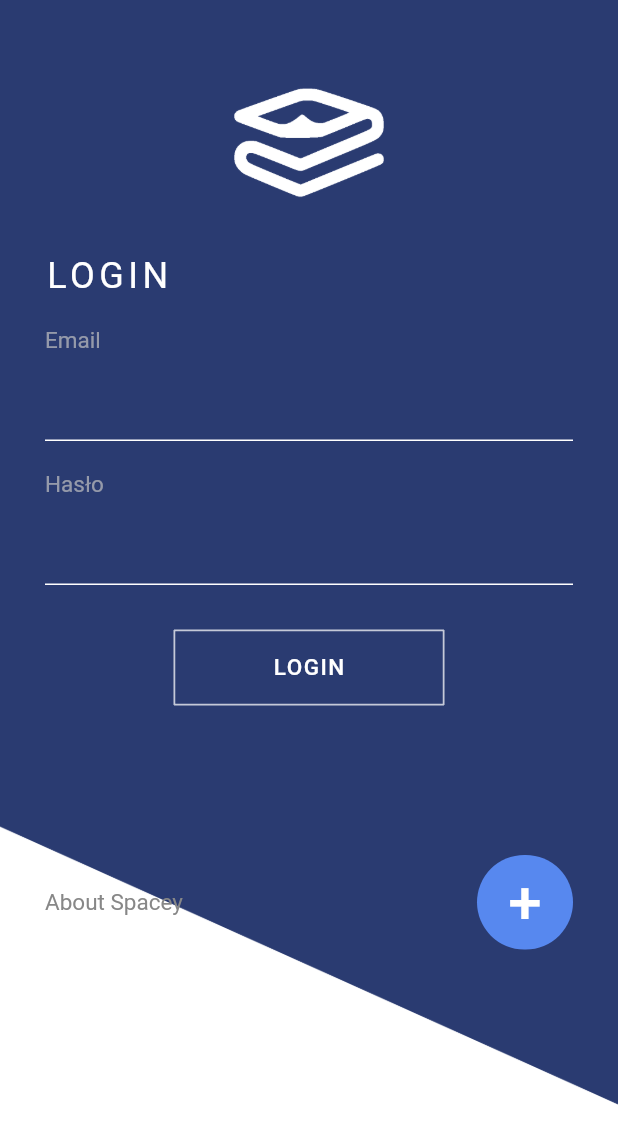
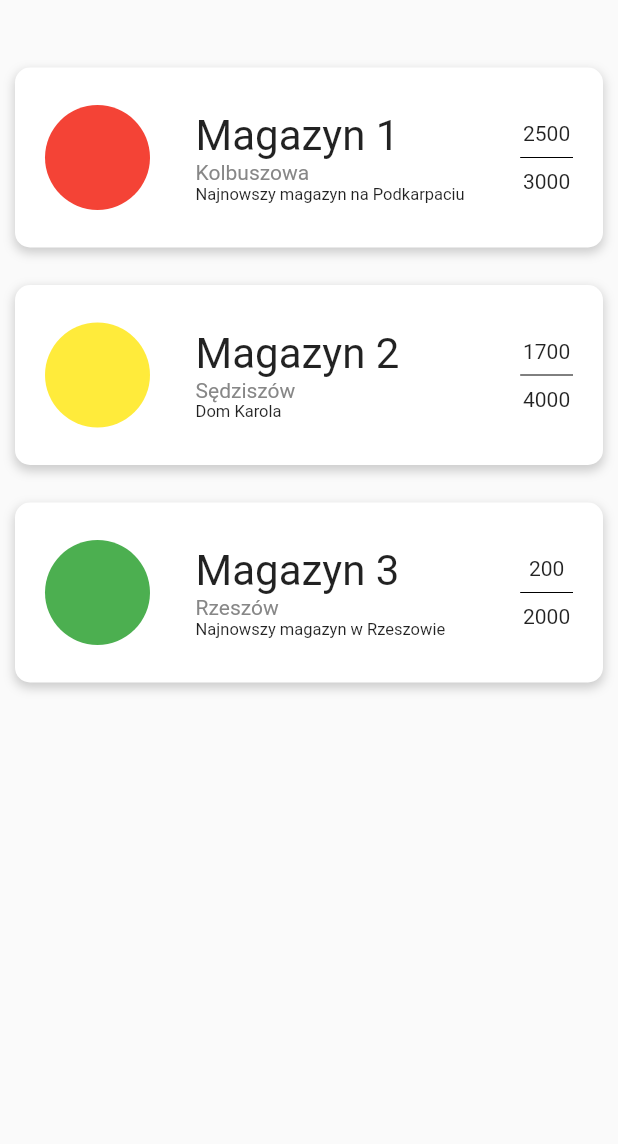
Before and after one commit to tomkowa64/Spacey, a Flutter app: the screen it shows after launch, after a tap on "LOGIN", on a phone screen of 412 x 824 dp. Shown: the top 1144 px of the screen. Run offline on Flutter 3.47's test engine with Material 2 defaults, Android fonts, the light colour scheme and no system bars.

Commit message:
Home view with storages cards

```diff
--- /dev/null
+++ b/lib/components/storage_card.dart
@@ -0,0 +1,193 @@
+import 'dart:ui';
+
+import 'package:flutter/cupertino.dart';
+import 'package:flutter/material.dart';
+
+class StorageCard extends StatelessWidget {
+  late String _storageName;
+  late String _storageStatus;
+  late String _storageCity;
+  late String _storageDescription;
+  late int _storageCurrentCapacity;
+  late int _storageMaxCapacity;
+
+  StorageCard(this._storageName, this._storageCity, this._storageDescription,
+      this._storageCurrentCapacity, this._storageMaxCapacity);
+
+  String get storageName => _storageName;
+
+  set storageName(String value) {
+    _storageName = value;
+  }
+
+  String get storageStatus => _storageStatus;
+
+  setStorageStatus(String value) {
+    if (_storageCurrentCapacity / _storageMaxCapacity < 0.25) {
+      _storageStatus = "Light";
+    } else if (_storageCurrentCapacity / _storageMaxCapacity < 0.50) {
+      _storageStatus = "Average";
+    } else {
+      _storageStatus = "Overloaded";
+    }
+  }
+
+  String get storageCity => _storageCity;
+
+  set storageCity(String value) {
+    _storageCity = value;
+  }
+
+  String get storageDescription => _storageDescription;
+
+  set storageDescription(String value) {
+    _storageDescription = value;
+  }
+
+  int get storageCurrentCapacity => _storageCurrentCapacity;
+
+  set storageCurrentCapacity(int value) {
+    _storageCurrentCapacity = value;
+  }
+
+  int get storageMaxCapacity => _storageMaxCapacity;
+
+  set storageMaxCapacity(int value) {
+    _storageMaxCapacity = value;
+  }
+
+  @override
+  Widget build(BuildContext context) {
+    setStorageStatus("Check");
+    return Container(
+      margin: EdgeInsets.only(top: 10),
+      child: Column(
+        mainAxisAlignment: MainAxisAlignment.start,
+        crossAxisAlignment: CrossAxisAlignment.start,
+        children: [
+          Container(
+              margin: EdgeInsets.only(top: 15),
+              child: Column(
+                children: [
+                  Container(
+                    decoration: BoxDecoration(
+                        color: Colors.white,
+                        borderRadius: BorderRadius.circular(10),
+                        boxShadow: [
+                          BoxShadow(
+                            color: Colors.grey.withOpacity(0.5),
+                            spreadRadius: 0.5,
+                            blurRadius: 5,
+                            offset: Offset(0, 3),
+                          )
+                        ]),
+                    child: SizedBox(
+                        width: MediaQuery.of(context).size.width - 20,
+                        height: 120,
+                        child: Container(
+                          padding:
+                              EdgeInsets.symmetric(horizontal: 20, vertical: 5),
+                          child: Row(
+                            mainAxisAlignment: MainAxisAlignment.spaceBetween,
+                            children: [
+                              Flexible(
+                                  child: Column(
+                                    mainAxisAlignment: MainAxisAlignment.center,
+                                    children: [
+                                      if (_storageStatus == "Light")
+                                        CircleAvatar(
+                                          child: Text(""),
+                                          radius: 35,
+                                          backgroundColor: Colors.green,
+                                        )
+                                      else if (_storageStatus == "Average")
+                                        CircleAvatar(
+                                          child: Text(""),
+                                          radius: 35,
+                                          backgroundColor: Colors.yellow,
+                                        )
+                                      else
+                                        CircleAvatar(
+                                          child: Text(""),
+                                          radius: 35,
+                                          backgroundColor: Colors.red,
+                                        )
+                                    ],
+                                  ),
+                                  flex: 2),
+                              Flexible(
+                                child: SizedBox(
+                                  width: 20,
+                                ),
+                                flex: 1,
+                              ),
+                              Flexible(
+                                  child: Column(
+                                    crossAxisAlignment:
+                                        CrossAxisAlignment.center,
+                                    mainAxisAlignment: MainAxisAlignment.center,
+                                    children: [
+                                      Row(
+                                        mainAxisAlignment:
+                                            MainAxisAlignment.start,
+                                        children: [
+                                          Text(
+                                            '${_storageName}',
+                                            style: TextStyle(fontSize: 28),
+                                          )
+                                        ],
+                                      ),
+                                      Row(
+                                        mainAxisAlignment:
+                                            MainAxisAlignment.start,
+                                        children: [
+                                          Text(
+                                            '${_storageCity}',
+                                            style: TextStyle(
+                                                fontSize: 14,
+                                                color: Color.fromRGBO(
+                                                    135, 135, 135, 1)),
+                                          )
+                                        ],
+                                      ),
+                                      Row(
+                                        mainAxisAlignment:
+                                            MainAxisAlignment.start,
+                                        children: [
+                                          Expanded(
+                                              child: Text(
+                                            '${_storageDescription}',
+                                            style: TextStyle(fontSize: 11),
+                                            overflow: TextOverflow.ellipsis,
+                                            maxLines: 2,
+                                          ))
+                                        ],
+                                      ),
+                                    ],
+                                  ),
+                                  flex: 6),
+                              Flexible(
+                                child: Column(
+                                  mainAxisAlignment: MainAxisAlignment.center,
+                                  crossAxisAlignment: CrossAxisAlignment.center,
+                                  children: [
+                                    Text('${_storageCurrentCapacity}'),
+                                    Divider(color: Colors.black),
+                                    Text(
+                                      '${_storageMaxCapacity}',
+                                    )
+                                  ],
+                                ),
+                                flex: 1,
+                              )
+                            ],
+                          ),
+                        )),
+                  )
+                ],
+              ))
+        ],
+      ),
+    );
+  }
+}
--- /dev/null
+++ b/lib/views/home.dart
@@ -0,0 +1,36 @@
+import 'package:flutter/cupertino.dart';
+import 'package:flutter/material.dart';
+import 'package:spacey/components/storage_card.dart';
+import 'package:spacey/inc/navigation_drawer.dart';
+
+class Home extends StatelessWidget {
+  const Home({Key? key}) : super(key: key);
+
+  @override
+  Widget build(BuildContext context) {
+    return Scaffold(
+      drawer: NavigationDrawer(),
+      resizeToAvoidBottomInset: false,
+      body: Container(
+          padding: const EdgeInsets.only(top: 20, left: 10, right: 10),
+          height: MediaQuery.of(context).size.height,
+          width: MediaQuery.of(context).size.width,
+          child: Row(
+            mainAxisAlignment: MainAxisAlignment.center,
+            children: [
+              Column(
+                mainAxisAlignment: MainAxisAlignment.start,
+                children: [
+                  StorageCard("Magazyn 1", "Kolbuszowa",
+                      "Najnowszy magazyn na Podkarpaciu", 2500, 3000),
+                  StorageCard(
+                      "Magazyn 2", "Sędziszów", "Dom Karola", 1700, 4000),
+                  StorageCard("Magazyn 3", "Rzeszów",
+                      "Najnowszy magazyn w Rzeszowie", 200, 2000)
+                ],
+              ),
+            ],
+          )),
+    );
+  }
+}
--- a/lib/views/start.dart
+++ b/lib/views/start.dart
@@ -137,7 +137,8 @@ class Start extends StatelessWidget {
                             width: 180,
                             height: 50,
                             child: TextButton(
-                                onPressed: () {},
+                                onPressed: () => Navigator.pushReplacementNamed(
+                                    context, 'Home'),
                                 style: ButtonStyle(
                                     shape: MaterialStateProperty.all(
                                         BeveledRectangleBorder(
```
Also changed, not shown: lib/inc/navigation_drawer.dart (added, +73 -0 lines), lib/main.dart (+5 -85 lines).
